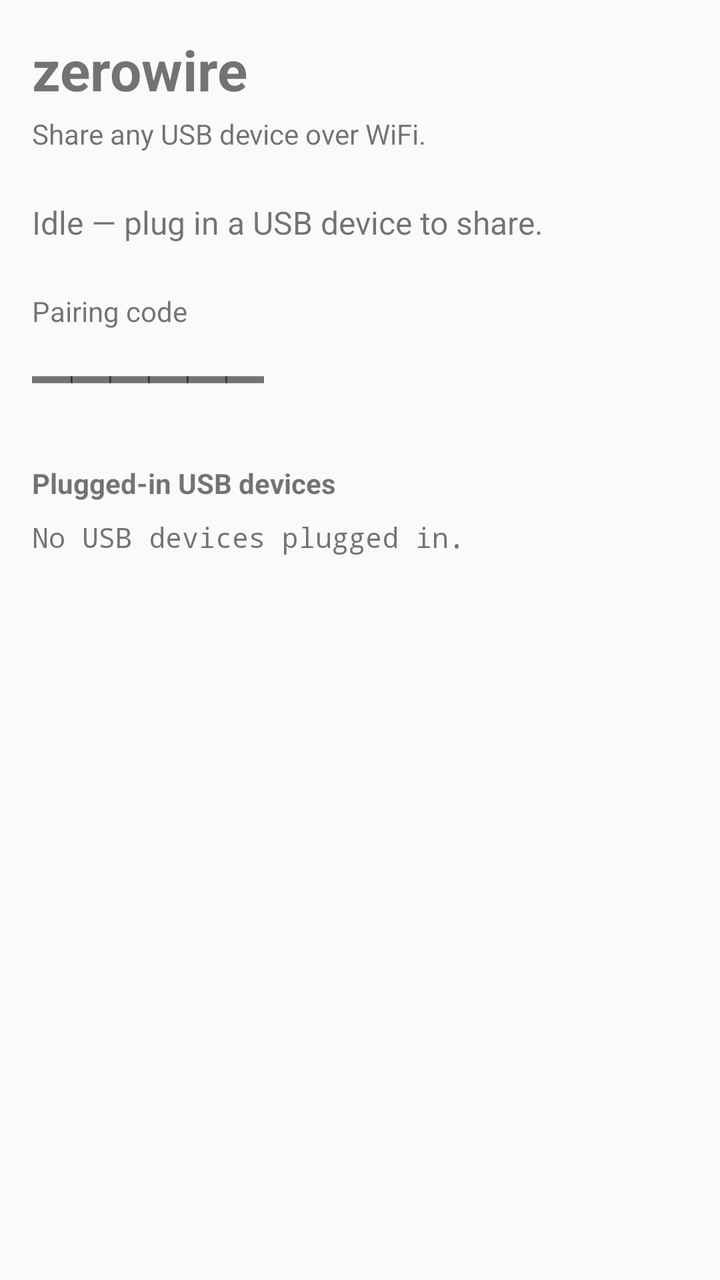
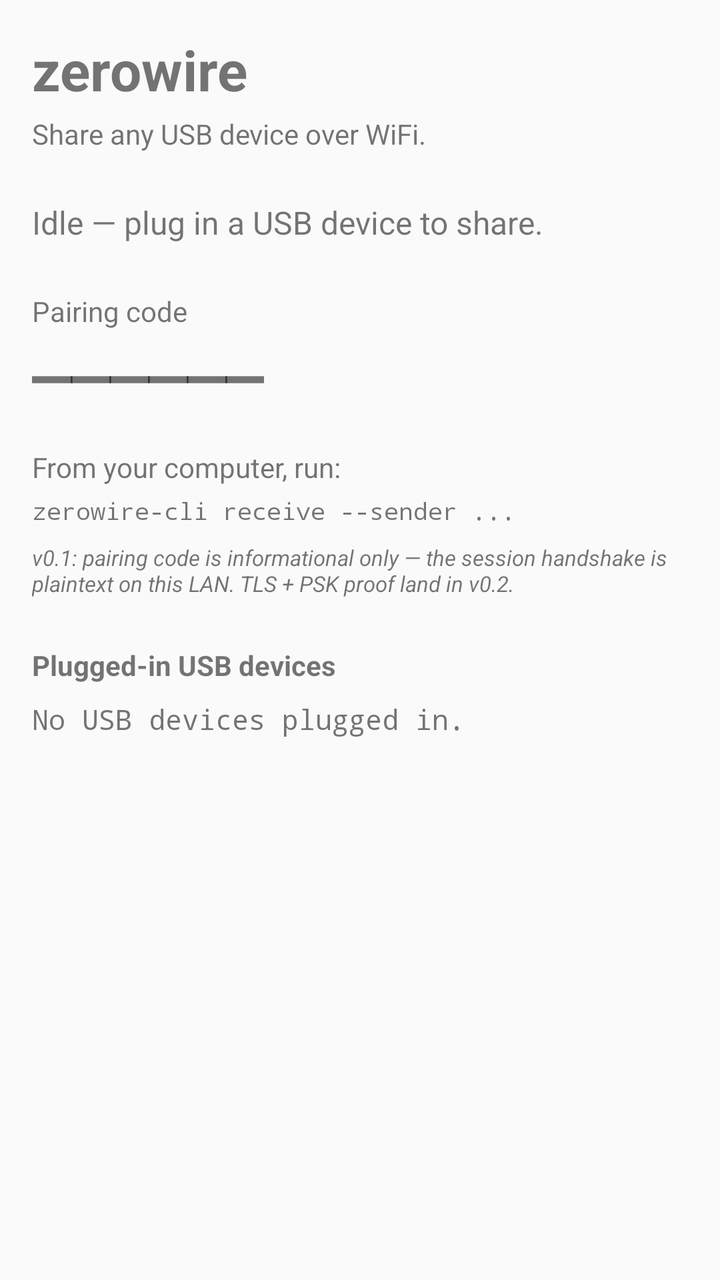

Before-and-after screenshots of an Android layout around one commit, followed by the original layout XML and the change that was made.
<!-- AndroidManifest.xml: application theme Theme.AppCompat.DayNight -->
<!-- res/layout/activity_main.xml -->
<?xml version="1.0" encoding="utf-8"?>
<LinearLayout xmlns:android="http://schemas.android.com/apk/res/android"
    xmlns:tools="http://schemas.android.com/tools"
    android:layout_width="match_parent"
    android:layout_height="match_parent"
    android:orientation="vertical"
    android:padding="16dp">

    <TextView
        android:id="@+id/title"
        android:layout_width="wrap_content"
        android:layout_height="wrap_content"
        android:text="@string/app_name"
        android:textSize="28sp"
        android:textStyle="bold" />

    <TextView
        android:layout_width="wrap_content"
        android:layout_height="wrap_content"
        android:layout_marginTop="4dp"
        android:text="@string/tagline" />

    <TextView
        android:id="@+id/status"
        android:layout_width="match_parent"
        android:layout_height="wrap_content"
        android:layout_marginTop="24dp"
        android:textSize="16sp"
        android:text="@string/status_idle" />

    <TextView
        android:id="@+id/pairing_code_label"
        android:layout_width="wrap_content"
        android:layout_height="wrap_content"
        android:layout_marginTop="24dp"
        android:text="@string/pairing_code_label" />

    <TextView
        android:id="@+id/pairing_code"
        android:layout_width="wrap_content"
        android:layout_height="wrap_content"
        android:textSize="32sp"
        android:textStyle="bold"
        android:fontFamily="monospace"
        tools:ignore="HardcodedText"
        android:text="——————" />

    <TextView
        android:id="@+id/device_list_title"
        android:layout_width="wrap_content"
        android:layout_height="wrap_content"
        android:layout_marginTop="24dp"
        android:textStyle="bold"
        tools:ignore="HardcodedText"
        android:text="Plugged-in USB devices" />

    <TextView
        android:id="@+id/device_list"
        android:layout_width="match_parent"
        android:layout_height="wrap_content"
        android:layout_marginTop="8dp"
        android:fontFamily="monospace"
        android:text="@string/no_devices" />
</LinearLayout>
<!-- resources referenced by this layout -->
<resources>
  <string name="app_name">zerowire</string>
  <string name="no_devices">No USB devices plugged in.</string>
  <string name="pairing_code_label">Pairing code</string>
  <string name="status_idle">Idle — plug in a USB device to share.</string>
  <string name="tagline">Share any USB device over WiFi.</string>
</resources>

<!-- the commit's change to res/layout/activity_main.xml (unified diff, before → after) -->
@@ -46,6 +46,32 @@
         android:text="——————" />
 
     <TextView
+        android:id="@+id/connect_hint"
+        android:layout_width="wrap_content"
+        android:layout_height="wrap_content"
+        android:layout_marginTop="16dp"
+        android:text="@string/connect_hint" />
+
+    <TextView
+        android:id="@+id/connect_command"
+        android:layout_width="match_parent"
+        android:layout_height="wrap_content"
+        android:layout_marginTop="4dp"
+        android:fontFamily="monospace"
+        android:textSize="12sp"
+        tools:ignore="HardcodedText"
+        android:text="zerowire-cli receive --sender ..." />
+
+    <TextView
+        android:id="@+id/v01_note"
+        android:layout_width="match_parent"
+        android:layout_height="wrap_content"
+        android:layout_marginTop="8dp"
+        android:textSize="11sp"
+        android:textStyle="italic"
+        android:text="@string/v01_note" />
+
+    <TextView
         android:id="@+id/device_list_title"
         android:layout_width="wrap_content"
         android:layout_height="wrap_content"
<!-- resource entries referenced after the edit -->
@@ -1,9 +1,11 @@
 <!-- resources referenced by this layout -->
 <resources>
   <string name="app_name">zerowire</string>
+  <string name="connect_hint">From your computer, run:</string>
   <string name="no_devices">No USB devices plugged in.</string>
   <string name="pairing_code_label">Pairing code</string>
   <string name="status_idle">Idle — plug in a USB device to share.</string>
   <string name="tagline">Share any USB device over WiFi.</string>
+  <string name="v01_note">v0.1: pairing code is informational only — the session handshake is plaintext on this LAN. TLS + PSK proof land in v0.2.</string>
 </resources>
 
